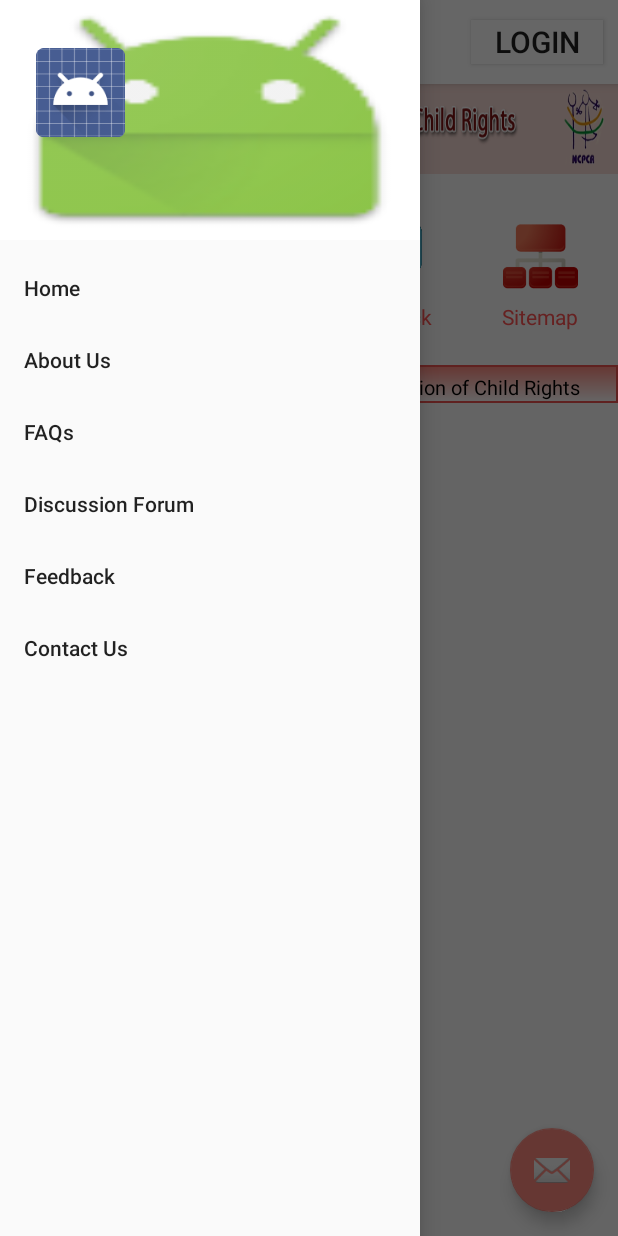
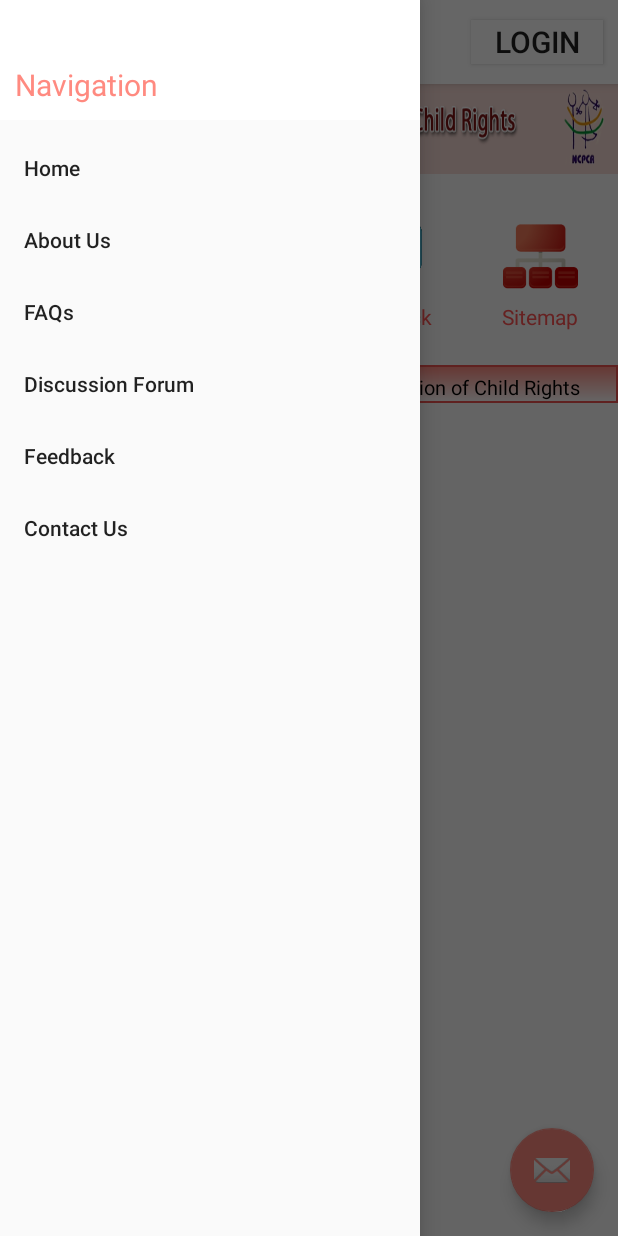
Before and after one commit to codeb1ooded/Shikshak-Arohan-Android, an Android app: the screen it shows after launch (MainActivity), with the side drawer open, on a phone screen of 412 x 824 dp. Run offline under Robolectric (Android 15) with nearby library versions, the phone set to English and light mode, and no system bars.

Commit message:
color changes

```diff
--- a/app/src/main/AndroidManifest.xml
+++ b/app/src/main/AndroidManifest.xml
@@ -27,12 +27,15 @@
         <activity
             android:name=".activity.MainActivity"
             android:label="@string/title_activity_main"
-            android:theme="@style/AppTheme.NoActionBar"/>
+            android:theme="@style/AppTheme.NoActionBar">
+
+        </activity>
 
         <activity
             android:name=".activity.LoginActivity"
             android:noHistory="true"
-            android:label="@string/app_name"/>
+            android:label="@string/app_name"
+            />
         <activity
             android:name=".activity.DashboardActivity"
             android:theme="@style/AppTheme.NoActionBar"
--- a/app/src/main/res/layout/nav_header_main.xml
+++ b/app/src/main/res/layout/nav_header_main.xml
@@ -1,46 +1,22 @@
 <?xml version="1.0" encoding="utf-8"?>
+
+
 <RelativeLayout xmlns:android="http://schemas.android.com/apk/res/android"
 xmlns:app="http://schemas.android.com/apk/res-auto"
 android:id="@+id/view_container"
 android:layout_width="match_parent"
-    android:layout_height="@dimen/nav_header_height"
+android:layout_height="80dp"
 android:gravity="bottom"
 android:orientation="vertical"
 android:background="@color/colorWhite"
 android:theme="@style/ThemeOverlay.AppCompat.Light">
 
-    <ImageView
-        android:id="@+id/img_header_bg"
-        android:layout_width="match_parent"
-        android:layout_height="match_parent"
-        android:scaleType="fitXY"
-        android:src="@mipmap/ic_launcher" />
-
-    <LinearLayout
-        android:layout_width="wrap_content"
-        android:layout_height="wrap_content"
-        android:layout_centerVertical="true"
-        android:orientation="vertical"
-        android:padding="@dimen/activity_horizontal_margin">
-
-        <ImageView
-            android:id="@+id/img_profile"
-            android:layout_width="@dimen/profile_width"
-            android:layout_height="@dimen/profile_height"
-            android:paddingTop="@dimen/nav_header_vertical_spacing"
-            app:srcCompat="@android:drawable/sym_def_app_icon" />
 
 <TextView
-            android:id="@+id/name"
     android:layout_width="match_parent"
     android:layout_height="wrap_content"
-            android:paddingTop="@dimen/nav_header_vertical_spacing"
-            android:textAppearance="@style/TextAppearance.AppCompat.Body1" />
-
-        <TextView
-            android:id="@+id/website"
-            android:layout_width="wrap_content"
-            android:layout_height="wrap_content" />
-
-    </LinearLayout>
+    android:text="Navigation"
+    android:textSize="20dp"
+    android:textColor="@color/colorPrimary"
+    android:padding="10dp"/>
 </RelativeLayout>
--- a/app/src/main/res/values/styles.xml
+++ b/app/src/main/res/values/styles.xml
@@ -3,9 +3,10 @@
     <!-- Base application theme. -->
     <style name="AppTheme" parent="Theme.AppCompat.Light.DarkActionBar">
         <!-- Customize your theme here. -->
-        <item name="colorPrimary">@color/colorPrimary</item>
-        <item name="colorPrimaryDark">@color/colorPrimaryDark</item>
+        <item name="colorPrimary">@color/colorPrimaryDark</item>
+        <item name="colorPrimaryDark">@color/colorPrimary</item>
         <item name="colorAccent">@color/colorAccent</item>
+
     </style>
 
     <style name="AppTheme.NoActionBar">
@@ -13,6 +14,13 @@
         <item name="windowNoTitle">true</item>
     </style>
 
+    <style name="MyTheme" parent="Theme.AppCompat.Light.DarkActionBar">
+        <!-- Customize your theme here. -->
+        <item name="colorPrimary">@color/colorWhite</item>
+        <item name="colorPrimaryDark">@color/colorPrimary</item>
+        <item name="colorAccent">@color/colorAccent</item>
+
+    </style>
     <style name="AppTheme.AppBarOverlay" parent="ThemeOverlay.AppCompat.Dark.ActionBar" />
 
     <style name="AppTheme.PopupOverlay" parent="ThemeOverlay.AppCompat.Light" />
```
Lines whose indentation alone changed are shown as unchanged.
